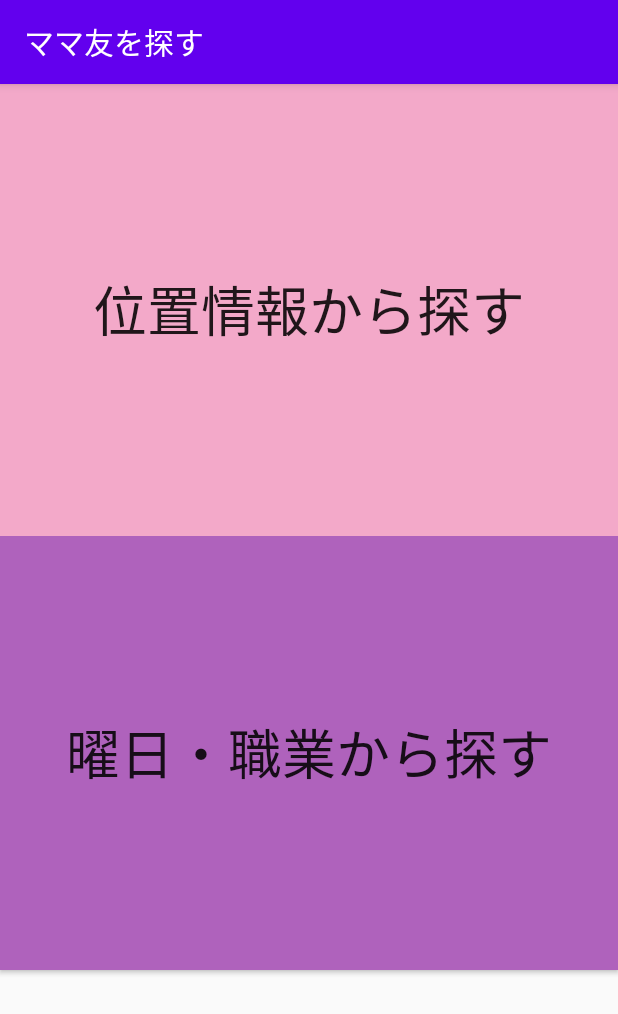
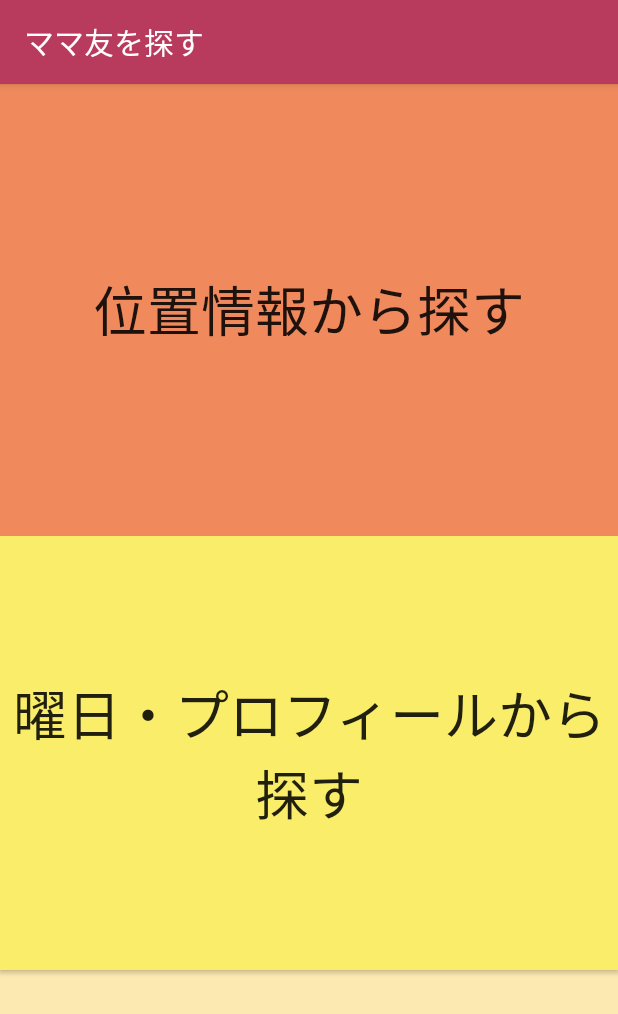
Before and after one commit to NumberPlace5/AppForMothers, an Android app: the selectActivity screen opened directly, with no data from a screen before it, on a phone screen of 412 x 824 dp. Shown: the top 1014 px of the screen. Run offline under Robolectric (Android 15) with nearby library versions, the phone set to English and light mode, and no system bars.

Commit message:
カラーを変更しました

```diff
--- a/app/src/main/res/layout/activity_main.xml
+++ b/app/src/main/res/layout/activity_main.xml
@@ -4,6 +4,7 @@
     xmlns:tools="http://schemas.android.com/tools"
     android:layout_width="match_parent"
     android:layout_height="match_parent"
+    android:background="#4DFFC107"
     android:orientation="vertical"
     tools:context=".MainActivity">
 
@@ -11,6 +12,8 @@
         android:id="@+id/searchFriends"
         android:layout_width="match_parent"
         android:layout_height="164dp"
+        android:background="#f08a5d"
+        android:shadowColor="@color/colorAccent"
         android:text="ママ友を探す"
         android:textSize="36sp" />
 
@@ -18,6 +21,8 @@
         android:id="@+id/mamapoint"
         android:layout_width="match_parent"
         android:layout_height="190dp"
+        android:background="#f9ed69"
+        android:shadowColor="@color/colorAccent2"
         android:text="ママポイントを確認"
         android:textSize="36sp" />
 
--- a/app/src/main/res/layout/activity_select.xml
+++ b/app/src/main/res/layout/activity_select.xml
@@ -4,6 +4,7 @@
     xmlns:tools="http://schemas.android.com/tools"
     android:layout_width="match_parent"
     android:layout_height="match_parent"
+    android:background="#4DFFC107"
     android:orientation="vertical"
     tools:context=".selectActivity">
 
@@ -11,7 +12,7 @@
         android:id="@+id/searchMap"
         android:layout_width="match_parent"
         android:layout_height="301dp"
-        android:background="#F3A9C9"
+        android:background="#f08a5d"
         android:text="位置情報から探す"
         android:textSize="36sp" />
 
@@ -19,7 +20,7 @@
         android:id="@+id/searchDate"
         android:layout_width="match_parent"
         android:layout_height="289dp"
-        android:background="#AF62BC"
-        android:text="曜日・職業から探す"
+        android:background="#f9ed69"
+        android:text="曜日・プロフィールから探す"
         android:textSize="36sp" />
 </LinearLayout>
--- a/app/src/main/res/values/colors.xml
+++ b/app/src/main/res/values/colors.xml
@@ -1,6 +1,7 @@
 <?xml version="1.0" encoding="utf-8"?>
 <resources>
-    <color name="colorPrimary">#6200EE</color>
-    <color name="colorPrimaryDark">#3700B3</color>
-    <color name="colorAccent">#03DAC5</color>
+    <color name="colorPrimary">#b83b5e</color>
+    <color name="colorPrimaryDark">#6a2c70</color>
+    <color name="colorAccent">#f08a5d</color>
+    <color name="colorAccent2">#f9ed69</color>
 </resources>
```
